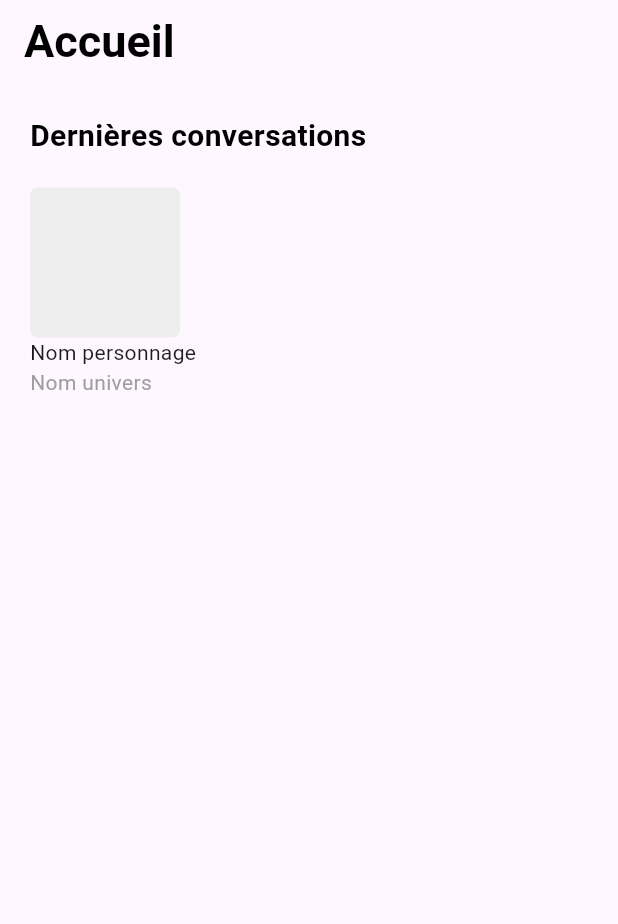
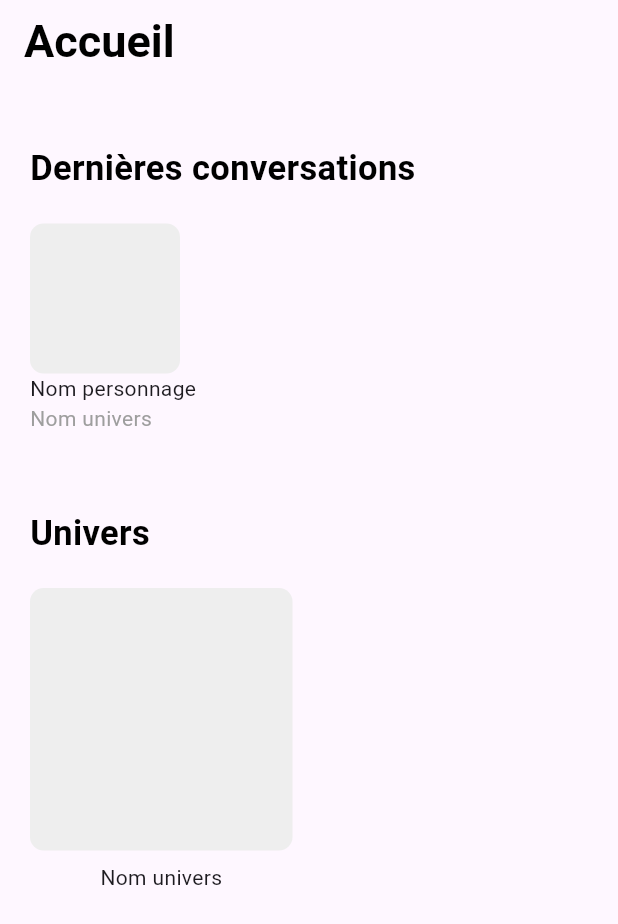
Before and after one commit to Emk0oo/chatbot-filrouge, a Flutter app: the ScreenHome screen opened directly, on a phone screen of 412 x 824 dp. Shown: the top 924 px of the screen. Run offline on Flutter 3.47's test engine with Material 3 defaults, Android fonts, the phone set to English and light mode, and no system bars.

Commit message:
[ADD] univers scrollhorizontal

```diff
--- a/lib/screen.home.dart
+++ b/lib/screen.home.dart
@@ -22,7 +22,7 @@ class _ScreenHomeState extends State<ScreenHome> {
         ),
       ),
       body: Padding(
-        padding: const EdgeInsets.symmetric(horizontal: 20.0),
+        padding: const EdgeInsets.symmetric(horizontal: 20.0, vertical: 20.0),
         child: Column(
           crossAxisAlignment: CrossAxisAlignment.start,
           children: [
@@ -30,7 +30,7 @@ class _ScreenHomeState extends State<ScreenHome> {
             Text(
               "Dernières conversations",
               style: TextStyle(
-                fontSize: 20,
+                fontSize: 23,
                 color: Color.fromARGB(255, 0, 0, 0),
                 fontWeight: FontWeight.bold,
               ),
@@ -51,7 +51,7 @@ class _ScreenHomeState extends State<ScreenHome> {
                           height: 100,
                           decoration: BoxDecoration(
                             color: Color.fromARGB(255, 238, 238, 238),
-                            borderRadius: BorderRadius.circular(5),
+                            borderRadius: BorderRadius.circular(9),
                           ),
                         ),
                         Text("Nom personnage"),
@@ -66,6 +66,48 @@ class _ScreenHomeState extends State<ScreenHome> {
                 ],
               ),
             ),
+            SizedBox(height: 50),
+            Text(
+              "Univers",
+              style: TextStyle(
+                fontSize: 23,
+                color: Color.fromARGB(255, 0, 0, 0),
+                fontWeight: FontWeight.bold,
+              ),
+            ),
+            SizedBox(height: 20),
+            SingleChildScrollView(
+              scrollDirection: Axis.horizontal,
+              child: Row(
+                crossAxisAlignment: CrossAxisAlignment.start,
+                children: [
+                  Container(
+                    child: Column(
+                      mainAxisAlignment: MainAxisAlignment
+                          .center, // Centrer verticalement dans la colonne
+                      crossAxisAlignment: CrossAxisAlignment
+                          .center, // Centrer horizontalement dans la colonne
+                      children: [
+                        // Ici data dernières conversations
+                        Container(
+                          width: 175,
+                          height: 175,
+                          decoration: BoxDecoration(
+                            color: Color.fromARGB(255, 238, 238, 238),
+                            borderRadius: BorderRadius.circular(9),
+                          ),
+                        ),
+                        SizedBox(
+                            height:
+                                8), // Espacement entre le container et le texte
+                        Text("Nom univers"),
+                      ],
+                    ),
+                  ),
+                  // Ajoutez d'autres containers ici pour les autres conversations
+                ],
+              ),
+            ),
           ],
         ),
       ),
```
